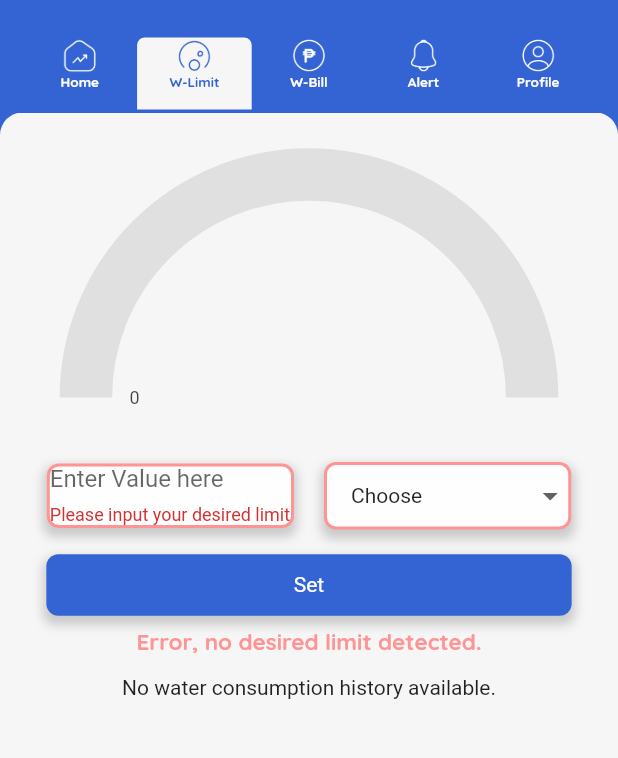
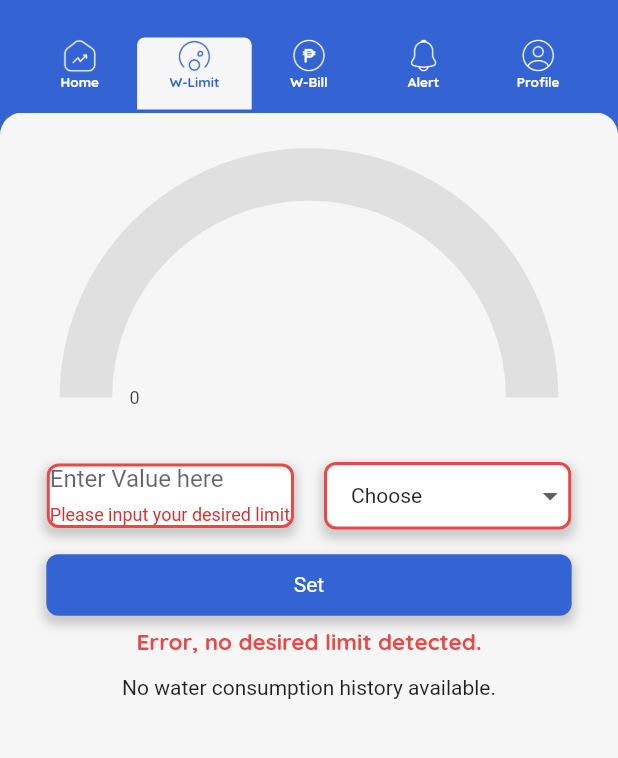
Before and after one commit to Timmy-123-pintor/WaTEErWise, a Flutter app: the screen it shows once a user with an empty profile is signed in, tab 2 chosen, after a tap on "Set", on a phone screen of 412 x 824 dp, the part 88-846 px from its top. Run offline on Flutter 3.47's test engine with Material 2 defaults, Android fonts, the phone set to English and light mode, and no system bars; drawn by our look-alikes of dropdown_button2, syncfusion_flutter_gauges; our stand-ins replace cloud_firestore, firebase_auth, firebase_core, firebase_database, fl_chart, google_fonts and 2 more; accounts and stored records are empty.

Commit message:
SetButtonUpdate
Updated button, changes to cancel when pressed

```diff
--- a/wateerwise/lib/components/WaterLimit/waterLimitCon.dart
+++ b/wateerwise/lib/components/WaterLimit/waterLimitCon.dart
@@ -44,7 +44,7 @@ class _InputTextFieldState extends State<InputTextField> {
         Provider.of<ProgressProvider>(context, listen: false);
     final timerProvider = Provider.of<TimerProvider>(context, listen: false);
 
-    if (_controller.text.isEmpty) {
+    if (_controller.text.isEmpty || selectedValue == 'Choose') {
       setState(() {
         _hasError = true;
       });
@@ -64,6 +64,7 @@ class _InputTextFieldState extends State<InputTextField> {
   @override
   Widget build(BuildContext context) {
     final timerProvider = Provider.of<TimerProvider>(context);
+    final buttonStateProvider = Provider.of<ButtonStateProvider>(context);
     return Padding(
       padding: const EdgeInsets.all(8.0),
       child: Column(
@@ -179,17 +180,26 @@ class _InputTextFieldState extends State<InputTextField> {
           GestureDetector(
             // onTap: _validateInput,
             onTap: () {
-              _validateInput();
               setState(() {
                 showError =
                     (_controller.text.isEmpty || selectedValue == 'Choose');
               });
+              if (buttonStateProvider.isSetButton) {
+                _validateInput();
+                if (!showError) {
+                  buttonStateProvider.setCancelButton();
+                }
+              } else {
+                buttonStateProvider.setSetButton();
+              }
             },
             child: Container(
               height: 41,
               width: MediaQuery.of(context).size.width * 0.85,
               decoration: BoxDecoration(
-                color: tBlue, // Set the container color to tBlue
+                color: buttonStateProvider.isSetButton
+                    ? tBlue
+                    : tRed, // Set the container color to tBlue
                 borderRadius: BorderRadius.circular(8),
                 boxShadow: [
                   BoxShadow(
@@ -200,15 +210,17 @@ class _InputTextFieldState extends State<InputTextField> {
                   ),
                 ],
               ),
-              child: const Center(
+              child: Center(
                 child: Text(
-                  "Set",
-                  style: TextStyle(color: tWhite), // Set text color to tWhite
+                  buttonStateProvider.isSetButton ? "Set" : "Cancel",
+                  style: const TextStyle(
+                      color: tWhite), // Set text color to tWhite
                 ),
               ),
             ),
           ),
-          if (timerProvider.timerDurationInSeconds > 0)
+          if (!buttonStateProvider.isSetButton &&
+              timerProvider.timerDurationInSeconds > 0)
             Container(
               padding: const EdgeInsets.all(8),
               decoration: BoxDecoration(
--- a/wateerwise/lib/constant.dart
+++ b/wateerwise/lib/constant.dart
@@ -12,7 +12,7 @@ const tGray2 = Color.fromARGB(255, 197, 197, 197);
 const tGreen = Color(0XFF3F8B35);
 const tBlackG = Color.fromARGB(255, 66, 66, 66);
 const tOrange = Color(0XFFFFA500);
-const tRed = Color(0xFFFF9494);
+const tRed = Color.fromARGB(255, 233, 72, 72);
 const mainGridLineColor = Colors.white10;
 
 List<Color> gradientColors = [const Color(0xFF3464D4), const Color(0XFF5186FF)];
--- a/wateerwise/lib/main.dart
+++ b/wateerwise/lib/main.dart
@@ -40,6 +40,9 @@ class MyApp extends StatelessWidget {
         ),
         ChangeNotifierProvider(
           create: (context) => TimerProvider(),
+        ),
+        ChangeNotifierProvider(
+          create: (context) => ButtonStateProvider(),
         ),
       ],
       child: MaterialApp(
--- a/wateerwise/lib/provider/provider.dart
+++ b/wateerwise/lib/provider/provider.dart
@@ -70,3 +70,23 @@ class TimerProvider with ChangeNotifier {
     notifyListeners();
   }
 }
+
+class ButtonStateProvider with ChangeNotifier {
+  bool _isSetButton = true;
+  bool _isCancelButton = false;
+
+  bool get isSetButton => _isSetButton;
+  bool get isCancelButton => _isCancelButton;
+
+  void setSetButton() {
+    _isSetButton = true;
+    _isCancelButton = false;
+    notifyListeners();
+  }
+
+  void setCancelButton() {
+    _isSetButton = false;
+    _isCancelButton = true;
+    notifyListeners();
+  }
+}
```
